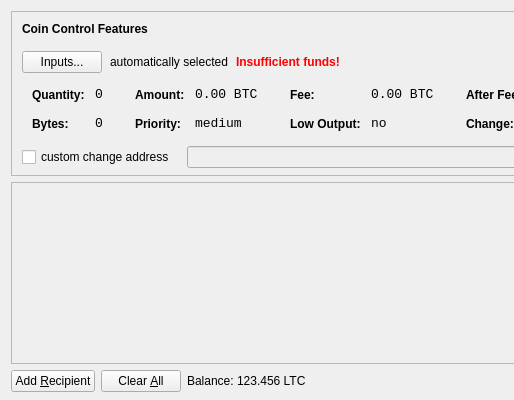
Qt form src/qt/forms/sendcoinsdialog.ui (coin-coin/coincoin) before a commit; both pictures show x 0 to 514 and y 0 to 400 of the 850 by 400 pixel window.
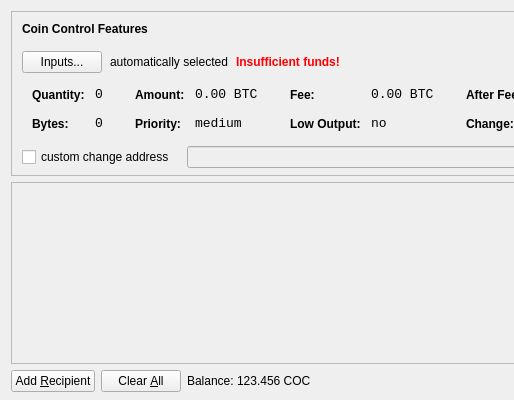
The same form after that commit. Icons and pictures are not drawn.

Diff of the .ui file:
```diff
--- a/src/qt/forms/sendcoinsdialog.ui
+++ b/src/qt/forms/sendcoinsdialog.ui
@@ -720,7 +720,7 @@
           <cursorShape>IBeamCursor</cursorShape>
          </property>
          <property name="text">
-          <string>123.456 LTC</string>
+          <string>123.456 COC</string>
          </property>
          <property name="textInteractionFlags">
           <set>Qt::LinksAccessibleByMouse|Qt::TextSelectableByKeyboard|Qt::TextSelectableByMouse</set>
```
